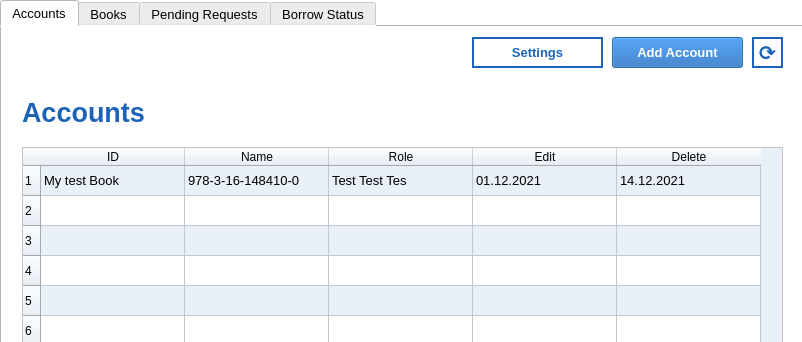
Qt form gui/administrator.ui (iamafi/os_client) before a commit; both pictures show x 0 to 802 and y 0 to 342 of the 802 by 565 pixel window.
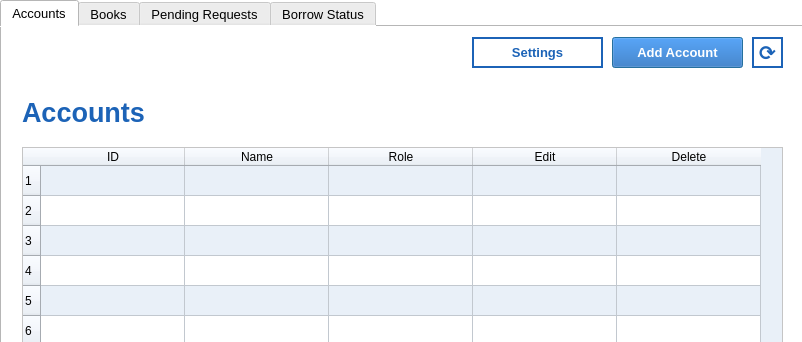
The same form after that commit. The open tabs and pages were chosen to show the change. Icons and pictures are not drawn.

Patch:
```diff
--- a/gui/administrator.ui
+++ b/gui/administrator.ui
@@ -236,27 +236,27 @@
        </column>
        <item row="0" column="0">
         <property name="text">
-         <string>My test Book</string>
+         <string/>
         </property>
        </item>
        <item row="0" column="1">
         <property name="text">
-         <string>978-3-16-148410-0</string>
+         <string/>
         </property>
        </item>
        <item row="0" column="2">
         <property name="text">
-         <string>Test Test Tes</string>
+         <string/>
         </property>
        </item>
        <item row="0" column="3">
         <property name="text">
-         <string>01.12.2021</string>
+         <string/>
         </property>
        </item>
        <item row="0" column="4">
         <property name="text">
-         <string>14.12.2021</string>
+         <string/>
         </property>
        </item>
       </widget>
```
Left out of the diff: 4 changed lines with no effect on the pictures.
